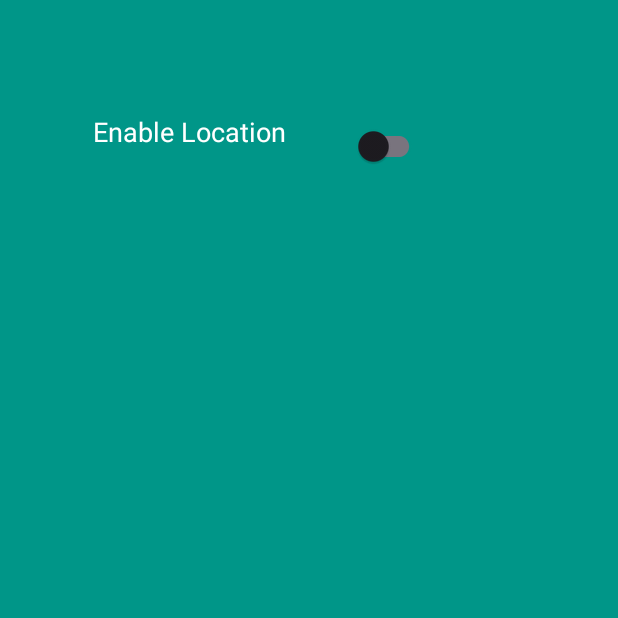
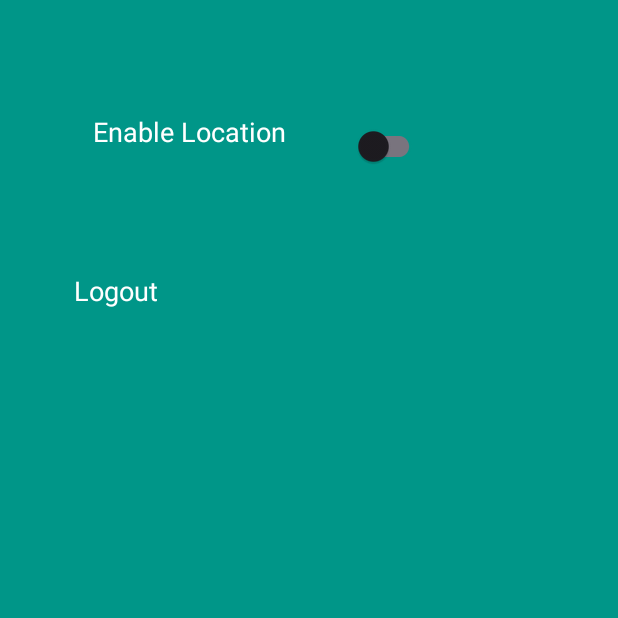
Before and after one commit to shravanibhor/Neighbourhood-Barter-system, an Android app: the SettingsActivity screen opened directly, with no data from a screen before it, on a phone screen of 412 x 824 dp, the top half of it. Run offline under Robolectric (Android 15) with nearby library versions, the phone set to English and light mode, and no system bars; Roboto replaces fonts that are not available here.

Commit message:
with login/out settings

```diff
--- a/app/src/main/AndroidManifest.xml
+++ b/app/src/main/AndroidManifest.xml
@@ -44,6 +44,7 @@
         <activity android:name=".ExchangeActivity" />
         <activity android:name=".OngoingActivity" />
         <activity android:name=".YourItemsActivity" />
+        <activity android:name=".LoginActivity" />
         <activity android:name="com.example.neighbourhoodbartersystem.ProfileActivity"
             android:exported="true">
             <intent-filter>
--- a/app/src/main/java/com/example/neighbourhoodbartersystem/SettingsActivity.java
+++ b/app/src/main/java/com/example/neighbourhoodbartersystem/SettingsActivity.java
@@ -1,16 +1,20 @@
 package com.example.neighbourhoodbartersystem;
 
 import android.app.Activity;
+import android.content.Intent;
 import android.content.SharedPreferences;
 import android.os.Bundle;
+import android.view.View;
 import android.widget.CompoundButton;
 import android.widget.Switch;
+import android.widget.TextView;
 
 import androidx.appcompat.widget.SwitchCompat;
 
 public class SettingsActivity extends Activity {
     private SwitchCompat switchLocation;
     private SharedPreferences sharedPreferences;
+    private TextView logoutBtn;
 
     @Override
     protected void onCreate(Bundle savedInstanceState) {
@@ -18,6 +22,8 @@ public class SettingsActivity extends Activity {
         setContentView(R.layout.activity_settings);
 
         switchLocation = findViewById(R.id.switch_location);
+        logoutBtn = findViewById(R.id.logout_text);
+
         sharedPreferences = getSharedPreferences("SettingsPrefs", MODE_PRIVATE);
 
         // Load saved state
@@ -33,6 +39,24 @@ public class SettingsActivity extends Activity {
             }
         });
 
+        // Logout action
+        logoutBtn.setOnClickListener(new View.OnClickListener() {
+            @Override
+            public void onClick(View v) {
+                // Clear login status
+                SharedPreferences loginPrefs = getSharedPreferences("MyPrefs", MODE_PRIVATE);
+                SharedPreferences.Editor editor = loginPrefs.edit();
+                editor.clear();
+                editor.apply();
+
+                // Redirect to login
+                Intent intent = new Intent(SettingsActivity.this, LoginActivity.class);
+                intent.setFlags(Intent.FLAG_ACTIVITY_NEW_TASK | Intent.FLAG_ACTIVITY_CLEAR_TASK);
+                startActivity(intent);
+                finish();
+            }
+        });
+
     }
 
 }
--- a/app/src/main/res/layout/activity_settings.xml
+++ b/app/src/main/res/layout/activity_settings.xml
@@ -32,4 +32,20 @@
         app:layout_constraintTop_toTopOf="parent"
         app:layout_constraintVertical_bias="0.077" />
 
+    <TextView
+        android:id="@+id/logout_text"
+        android:layout_width="90dp"
+        android:layout_height="88dp"
+        android:layout_marginTop="36dp"
+        android:clickable="true"
+        android:focusable="true"
+        android:paddingTop="24dp"
+        android:text="Logout"
+        android:textColor="#FFFFFF"
+        android:textSize="18sp"
+        app:layout_constraintEnd_toEndOf="parent"
+        app:layout_constraintHorizontal_bias="0.114"
+        app:layout_constraintStart_toStartOf="parent"
+        app:layout_constraintTop_toBottomOf="@id/switch_location" />
+
 </androidx.constraintlayout.widget.ConstraintLayout>
```
Also changed, not shown: app/src/main/java/com/example/neighbourhoodbartersystem/MainActivity.java (+9 -1 lines), 2 other files.
